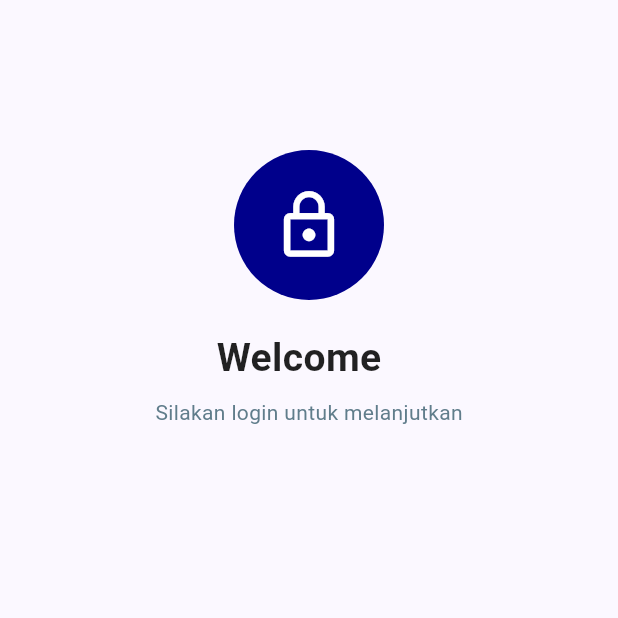
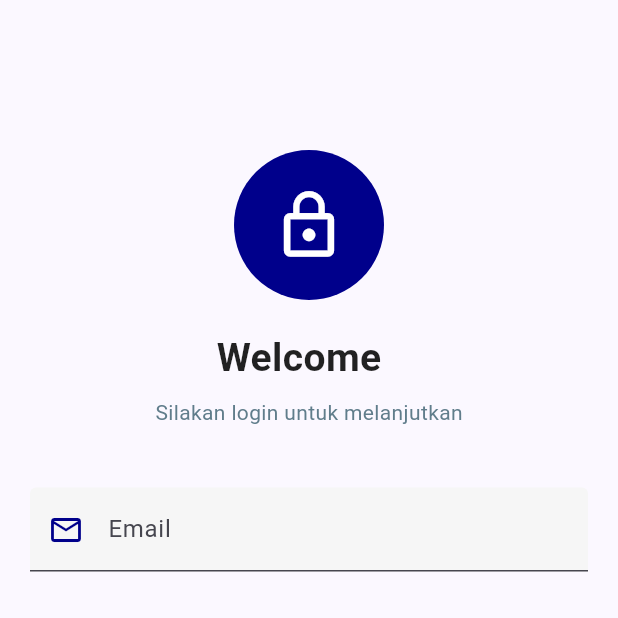
Before and after one commit to rismanitalst/tugas_splash, a Flutter app: the Login screen opened directly, on a phone screen of 412 x 824 dp, the top half of it. Run offline on Flutter 3.47's test engine with Material 3 defaults, Android fonts, the phone set to English and light mode, and no system bars.

Commit message:
add text input email dengan labelText, hintText, dan prefix icon

```diff
--- a/lib/screen/login.dart
+++ b/lib/screen/login.dart
@@ -33,7 +33,6 @@ class Login extends StatelessWidget {
 
               const SizedBox(height: 20),
 
-              // Teks masih di kiri
               const Text(
                 "Welcome  ",
                 style: TextStyle(
@@ -50,6 +49,21 @@ class Login extends StatelessWidget {
                   color: Colors.blueGrey,
                 ),
               ),
+
+              const SizedBox(height: 40),
+
+              //TextField Input Email
+              TextField(
+                keyboardType: TextInputType.emailAddress,
+                decoration: InputDecoration(
+                labelText: 'Email',
+                hintText: 'Masukkan email Anda',
+                prefixIcon: const Icon(Icons.email_outlined, color: Color(0xFF00008B)),
+                filled: true,
+                fillColor: const Color(0xFFF6F6F6),
+                ),
+              ),
+
             ],
           ),
           ),
```
